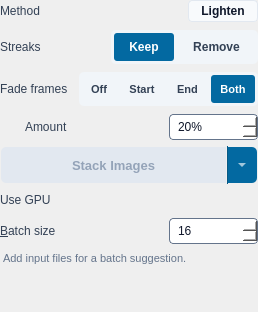
Old version of the form src/startrails/ui/step_stack_images.ui in the repository gkyle/startrails.
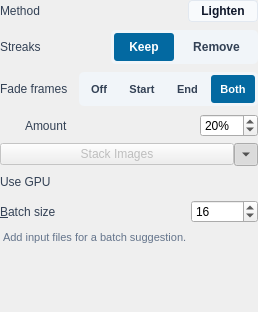
New version of the form. Icons and pictures are not drawn.

```diff
--- a/src/startrails/ui/step_stack_images.ui
+++ b/src/startrails/ui/step_stack_images.ui
@@ -332,27 +332,7 @@
         <string>Fade amount</string>
        </property>
        <property name="styleSheet">
-        <string notr="true">QSpinBox#fadeAmount {
-    background-color: #ffffff;
-    border: 1px solid #64748b;
-    border-radius: 4px;
-    padding: 4px 6px;
-    font-size: 12px;
-    color: #0f172a;
-    min-width: 75px;
-    max-width: 75px;
-}
-QSpinBox#fadeAmount:focus {
-    border: 2px solid #0369a1;
-    padding: 3px 5px;
-}
-QSpinBox#fadeAmount:disabled {
-    background-color: #f1f5f9;
-    color: #94a3b8;
-    border-color: #e2e8f0;
-}
-QSpinBox#fadeAmount::up-arrow { image: url(:/startrails/ui/arrow_up.svg); width: 10px; height: 6px; }
-QSpinBox#fadeAmount::down-arrow { image: url(:/startrails/ui/arrow_down.svg); width: 10px; height: 6px; }</string>
+        <string notr="true"/>
        </property>
        <property name="suffix">
         <string>%</string>
@@ -383,30 +363,6 @@
        <property name="focusPolicy">
         <enum>Qt::FocusPolicy::NoFocus</enum>
        </property>
-       <property name="styleSheet">
-        <string notr="true">QPushButton#run {
-    font-weight: bold;
-    background-color: #0369a1;
-    color: #ffffff;
-    padding: 0px 12px;
-    border-top-left-radius: 6px;
-    border-bottom-left-radius: 6px;
-    border-top-right-radius: 0px;
-    border-bottom-right-radius: 0px;
-    font-size: 13px;
-    border: 2px solid transparent;
-    min-height: 34px;
-    max-height: 34px;
-}
-QPushButton#run:hover {
-    background-color: #075985;
-}
-QPushButton#run:disabled {
-    background-color: #e2e8f0;
-    color: #94a3b8;
-}
-QPushButton#run:focus:enabled { border-color: #ffffff; }</string>
-       </property>
        <property name="text">
         <string>Stack Images</string>
        </property>
@@ -426,34 +382,6 @@
        <property name="accessibleName">
         <string>Advanced settings</string>
        </property>
-       <property name="styleSheet">
-        <string notr="true">QToolButton#advancedToggle {
-    background-color: #0369a1;
-    color: #ffffff;
-    padding: 0px;
-    border-top-left-radius: 0px;
-    border-bottom-left-radius: 0px;
-    border-top-right-radius: 6px;
-    border-bottom-right-radius: 6px;
-    border: 2px solid transparent;
-    border-left: 1px solid #075985;
-    min-height: 34px;
-    max-height: 34px;
-    min-width: 28px;
-    max-width: 28px;
-}
-QToolButton#advancedToggle:hover {
-    background-color: #075985;
-}
-QToolButton#advancedToggle:focus:enabled {
-    border-color: #ffffff;
-}
-QToolButton#advancedToggle:disabled {
-    background-color: #e2e8f0;
-    color: #94a3b8;
-    border-left: 1px solid #cbd5e1;
-}</string>
-       </property>
        <property name="text">
         <string/>
        </property>
@@ -472,11 +400,6 @@
    </item>
    <item>
     <widget class="QWidget" name="advancedBody" native="true">
-     <property name="styleSheet">
-      <string notr="true">QWidget#advancedBody {
-    background: transparent;
-}</string>
-     </property>
      <layout class="QVBoxLayout" name="advancedLayout">
       <property name="spacing">
        <number>6</number>
@@ -562,22 +485,7 @@
            <string>Batch size</string>
           </property>
           <property name="styleSheet">
-           <string notr="true">QSpinBox#batchSize {
-    background-color: #ffffff;
-    border: 1px solid #64748b;
-    border-radius: 4px;
-    padding: 4px 6px;
-    font-size: 12px;
-    color: #0f172a;
-    min-width: 75px;
-    max-width: 75px;
-}
-QSpinBox#batchSize:focus {
-    border: 2px solid #0369a1;
-    padding: 3px 5px;
-}
-QSpinBox#batchSize::up-arrow { image: url(:/startrails/ui/arrow_up.svg); width: 10px; height: 6px; }
-QSpinBox#batchSize::down-arrow { image: url(:/startrails/ui/arrow_down.svg); width: 10px; height: 6px; }</string>
+           <string notr="true"/>
           </property>
           <property name="minimum">
            <number>1</number>
@@ -614,12 +522,6 @@
    </item>
    <item>
     <widget class="QLabel" name="error">
-     <property name="styleSheet">
-      <string notr="true">QLabel#error {
-    font-size: 11px;
-    color: #b91c1c;
-}</string>
-     </property>
      <property name="text">
       <string/>
      </property>
```
Left out of the diff: 2 changed lines with no effect on the pictures.
